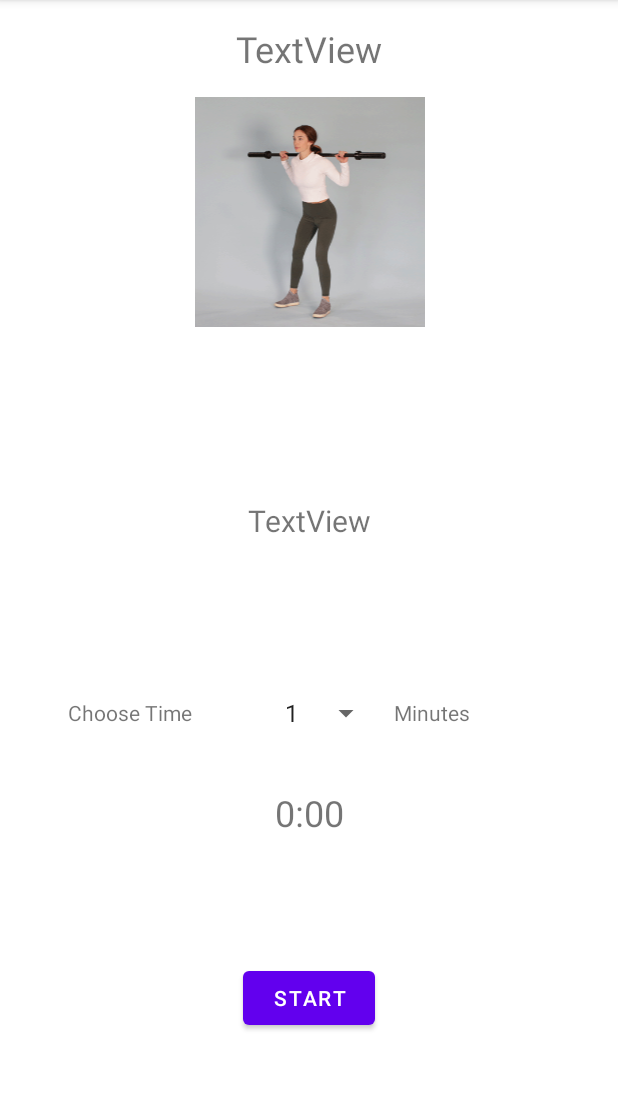
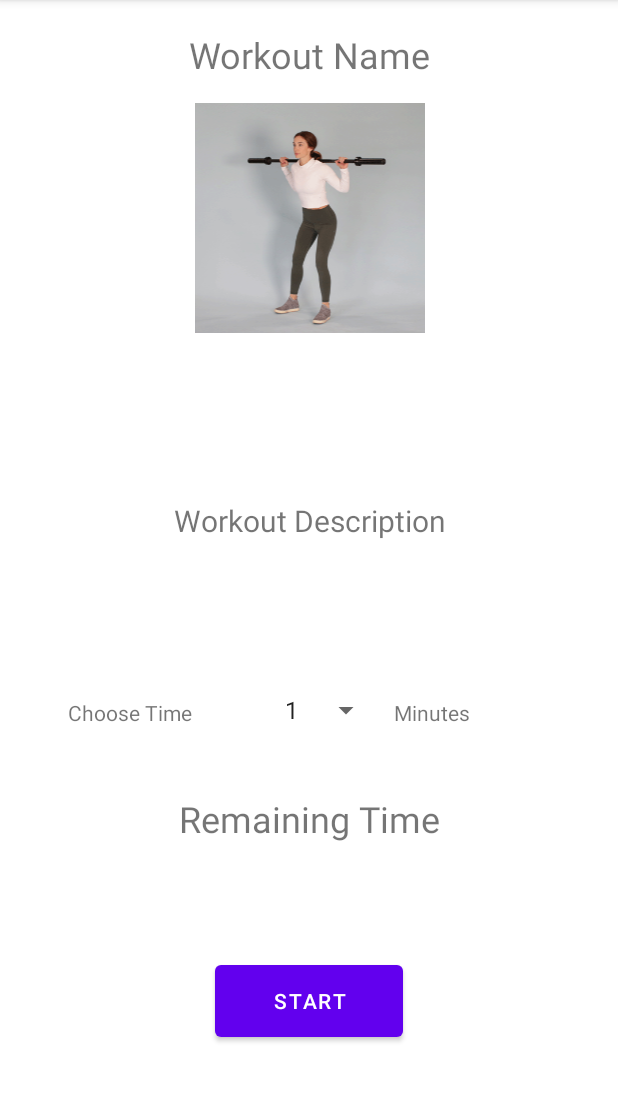
Before and after one commit to MohammedDarawad/QuickWorkout, an Android app: the WorkoutDetail screen opened directly, with no data from a screen before it, on a phone screen of 412 x 824 dp, the part 84-1186 px from its top. Run offline under Robolectric (Android 15) with nearby library versions, the phone set to English and light mode, and no system bars; 4 statements that could not run were skipped.

Commit message:
initial commit

```diff
--- a/app/src/main/res/layout/activity_workout_detail.xml
+++ b/app/src/main/res/layout/activity_workout_detail.xml
@@ -12,12 +12,13 @@
         android:layout_height="wrap_content"
         android:layout_marginTop="16dp"
         android:gravity="center_horizontal"
-        android:text="TextView"
+        android:text="@string/workoutNameString"
         android:textSize="24sp"
         app:layout_constraintEnd_toEndOf="parent"
         app:layout_constraintHorizontal_bias="0.5"
         app:layout_constraintStart_toStartOf="parent"
-        app:layout_constraintTop_toTopOf="parent" />
+        app:layout_constraintTop_toTopOf="parent"
+        style="@style/header"/>
 
     <ScrollView
         android:id="@+id/scrollView2"
@@ -37,7 +38,7 @@
             android:layout_width="match_parent"
             android:layout_height="wrap_content"
             android:gravity="center_horizontal"
-            android:text="TextView"
+            android:text="@string/workoutDescriptionString"
             android:textSize="20sp" />
     </ScrollView>
 
@@ -48,7 +49,7 @@
         android:layout_marginStart="19dp"
         android:layout_marginTop="32dp"
         android:layout_marginEnd="28dp"
-        android:text="Choose Time"
+        android:text="@string/chooseTimeString"
         app:layout_constraintEnd_toStartOf="@+id/spTime"
         app:layout_constraintStart_toStartOf="parent"
         app:layout_constraintTop_toBottomOf="@+id/scrollView2" />
@@ -57,8 +58,10 @@
         android:id="@+id/spTime"
         android:layout_width="wrap_content"
         android:layout_height="wrap_content"
-        android:layout_marginTop="30dp"
+        android:layout_marginTop="16dp"
         android:layout_marginEnd="131dp"
+        android:minHeight="48dp"
+        android:scrollbarSize="4dp"
         app:layout_constraintEnd_toEndOf="parent"
         app:layout_constraintStart_toEndOf="@+id/textView4"
         app:layout_constraintTop_toBottomOf="@+id/scrollView2" />
@@ -68,9 +71,9 @@
         android:layout_width="wrap_content"
         android:layout_height="wrap_content"
         android:layout_marginStart="157dp"
-        android:layout_marginTop="38dp"
+        android:layout_marginTop="32dp"
         android:layout_marginEnd="157dp"
-        android:text="0:00"
+        android:text="@string/remainingTimeString"
         android:textSize="24sp"
         app:layout_constraintEnd_toEndOf="parent"
         app:layout_constraintHorizontal_bias="0.5"
@@ -79,12 +82,13 @@
 
     <Button
         android:id="@+id/btStart"
-        android:layout_width="wrap_content"
-        android:layout_height="wrap_content"
-        android:layout_marginTop="32dp"
+        style="@style/Button"
+        android:layout_width="125dp"
+        android:layout_height="60dp"
+        android:layout_marginTop="40dp"
         android:layout_marginBottom="32dp"
         android:onClick="start"
-        android:text="Start"
+        android:text="@string/startString"
         app:layout_constraintBottom_toBottomOf="parent"
         app:layout_constraintEnd_toEndOf="parent"
         app:layout_constraintHorizontal_bias="0.5"
@@ -94,12 +98,13 @@
 
     <Button
         android:id="@+id/btStop"
-        android:layout_width="wrap_content"
-        android:layout_height="wrap_content"
-        android:layout_marginTop="32dp"
+        style="@style/Button"
+        android:layout_width="125dp"
+        android:layout_height="60dp"
+        android:layout_marginTop="40dp"
         android:layout_marginBottom="32dp"
         android:onClick="stop"
-        android:text="Stop"
+        android:text="@string/stopString"
         android:visibility="invisible"
         app:layout_constraintBottom_toBottomOf="parent"
         app:layout_constraintEnd_toEndOf="parent"
@@ -113,6 +118,7 @@
         android:layout_width="174dp"
         android:layout_height="153dp"
         android:layout_marginTop="16dp"
+        android:contentDescription="@string/workoutImageString"
         android:foregroundGravity="center_vertical|center_horizontal"
         app:layout_constraintBottom_toTopOf="@+id/scrollView2"
         app:layout_constraintEnd_toEndOf="parent"
@@ -126,7 +132,7 @@
         android:layout_height="wrap_content"
         android:layout_marginStart="8dp"
         android:layout_marginTop="32dp"
-        android:text="Minutes"
+        android:text="@string/minutesString"
         app:layout_constraintStart_toEndOf="@+id/spTime"
         app:layout_constraintTop_toBottomOf="@+id/scrollView2" />
 
--- a/app/src/main/res/values/strings.xml
+++ b/app/src/main/res/values/strings.xml
@@ -13,4 +13,12 @@
     <string name="maleString">Male</string>
     <string name="femaleString">Female</string>
     <string name="chooseCategoryString">Please Choose Your Workout Category</string>
+    <string name="workoutNameString">Workout Name</string>
+    <string name="workoutDescriptionString">Workout Description</string>
+    <string name="chooseTimeString">Choose Time</string>
+    <string name="minutesString">Minutes</string>
+    <string name="remainingTimeString">Remaining Time</string>
+    <string name="startString">Start</string>
+    <string name="stopString">Stop</string>
+    <string name="workoutImageString">Workout Image</string>
 </resources>
```
